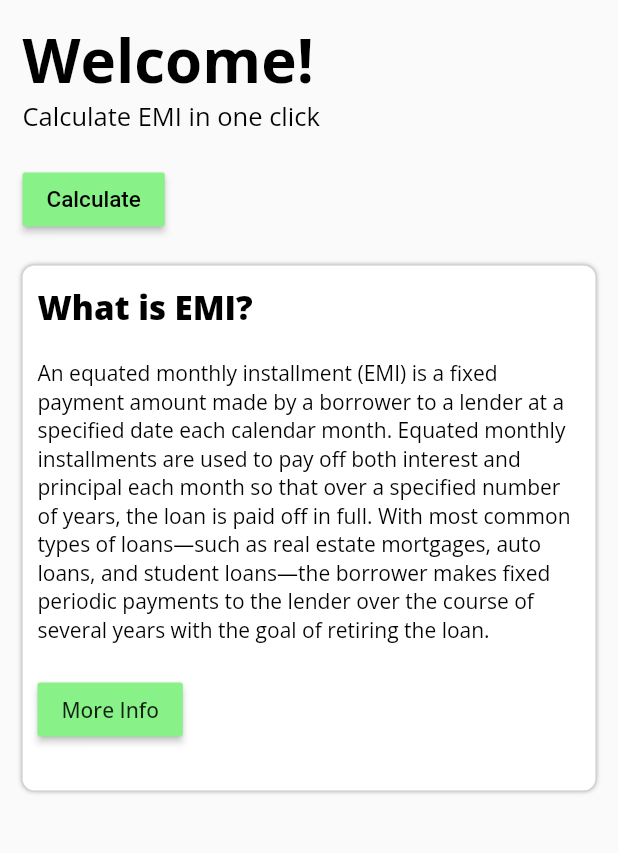
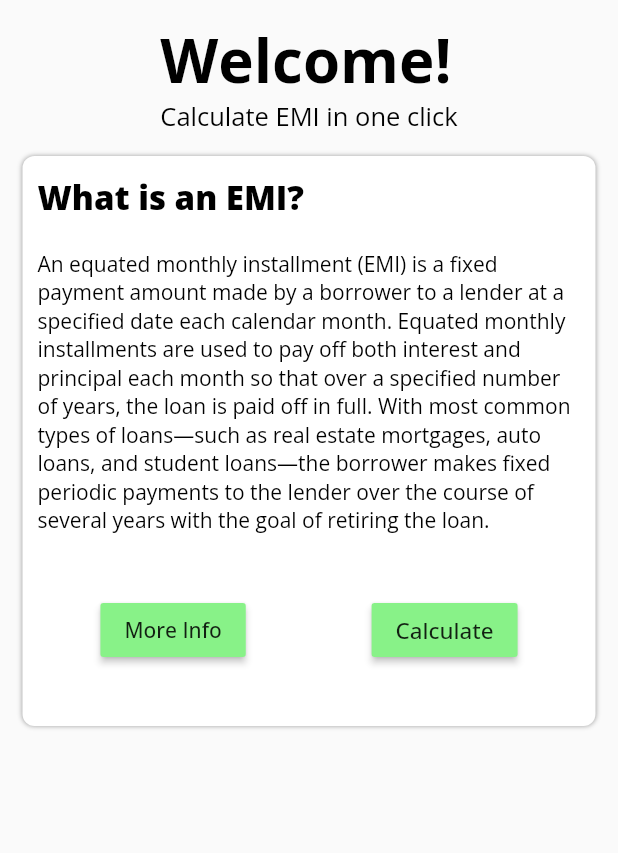
Before and after one commit to imsikun/Emi_calculator, a Flutter app: the screen it shows after launch, on a phone screen of 412 x 824 dp, the part 84-937 px from its top. Run offline on Flutter 3.47's test engine with Material 2 defaults, Android fonts, the phone set to English and light mode, and no system bars; our stand-ins replace google_fonts.

Commit message:
minor changes

```diff
--- a/lib/constants/constants.dart
+++ b/lib/constants/constants.dart
@@ -17,7 +17,7 @@ const kCalculateTextColor = Colors.black;
 const kCalculateColor = Color(0xFFFF88f288);
 
 //Emi description data
-const kWhatisEmi = 'What is EMI?';
+const kWhatisEmi = 'What is an EMI?';
 const kWhatisEmiDesc =
     'An equated monthly installment (EMI) is a fixed payment amount made by a borrower to a lender at a specified date each calendar month. Equated monthly installments are used to pay off both interest and principal each month so that over a specified number of years, the loan is paid off in full. With most common types of loans—such as real estate mortgages, auto loans, and student loans—the borrower makes fixed periodic payments to the lender over the course of several years with the goal of retiring the loan.';
 const kWhatisEmiTextColor = Colors.black;
--- a/lib/pages/landingpage.dart
+++ b/lib/pages/landingpage.dart
@@ -15,8 +15,10 @@ class LandingPage extends StatelessWidget {
       child: Column(
         crossAxisAlignment: CrossAxisAlignment.start,
         children: [
-          smallIntro(),
-          calculateEmiCta(),
+          Center(child: smallIntro()),
+          SizedBox(
+            height: 15.0,
+          ),
           emiInfo(),
         ],
       ),
@@ -53,27 +55,10 @@ Widget smallIntro() {
   );
 }
 
-Widget calculateEmiCta() {
-  return Container(
-    margin: EdgeInsets.symmetric(vertical: 20.0),
-    child: RaisedButton(
-      color: kCalculateColor,
-      onPressed: () {},
-      child: Text(
-        kCalculateCta,
-        style: TextStyle(
-          color: kCalculateTextColor,
-          fontSize: 15.0,
-        ),
-      ),
-    ),
-  );
-}
-
 Widget emiInfo() {
   return Container(
     width: 500.0,
-    height: 350.0,
+    height: 380.0,
     child: Container(
       decoration: BoxDecoration(
         color: Colors.white,
@@ -114,6 +99,9 @@ Widget emiInfo() {
             SizedBox(
               height: 20.0,
             ),
+            Row(
+              mainAxisAlignment: MainAxisAlignment.spaceAround,
+              children: [
                 RaisedButton(
                   color: kMoreInfoBackground,
                   onPressed: () {
@@ -124,7 +112,25 @@ Widget emiInfo() {
                     kMoreInfoText,
                     style: GoogleFonts.openSans(textStyle: TextStyle()),
                   ),
-            )
+                ),
+                Container(
+                  margin: EdgeInsets.symmetric(vertical: 20.0),
+                  child: RaisedButton(
+                    color: kCalculateColor,
+                    onPressed: () {},
+                    child: Text(
+                      kCalculateCta,
+                      style: GoogleFonts.openSans(
+                        textStyle: TextStyle(
+                          // color: kCalculateTextColor,
+                          fontSize: 15.0,
+                        ),
+                      ),
+                    ),
+                  ),
+                ),
+              ],
+            ),
           ],
         ),
       ),
```
Lines whose indentation alone changed are shown as unchanged.
